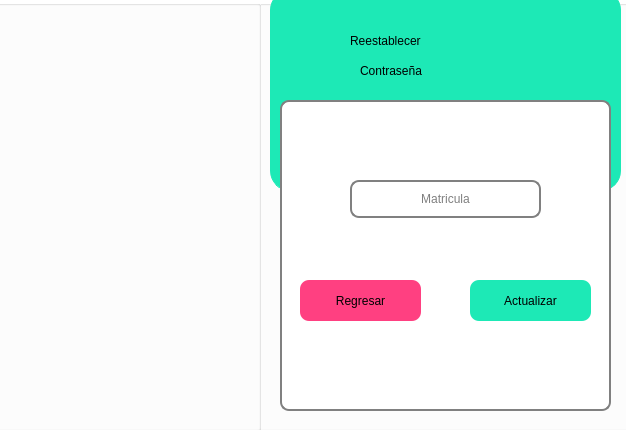
sagarme17/SCS, file SCS/reestablecer_contrasenia.ui: the form before one commit.
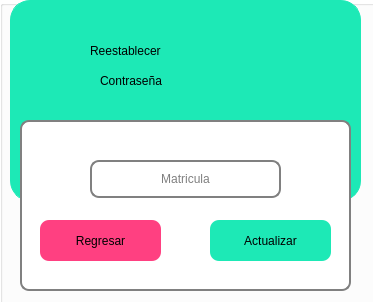
The form after the commit. Icons and pictures are not drawn.

```diff
--- a/SCS/reestablecer_contrasenia.ui
+++ b/SCS/reestablecer_contrasenia.ui
@@ -6,8 +6,8 @@
    <rect>
     <x>0</x>
     <y>0</y>
-    <width>626</width>
-    <height>430</height>
+    <width>373</width>
+    <height>302</height>
    </rect>
   </property>
   <property name="windowTitle">
@@ -31,8 +31,8 @@
    <widget class="QLabel" name="label_7">
     <property name="geometry">
      <rect>
-      <x>270</x>
-      <y>-10</y>
+      <x>10</x>
+      <y>0</y>
       <width>351</width>
       <height>201</height>
      </rect>
@@ -50,8 +50,8 @@
    <widget class="QLabel" name="label_3">
     <property name="geometry">
      <rect>
-      <x>270</x>
-      <y>0</y>
+      <x>10</x>
+      <y>10</y>
       <width>71</width>
       <height>81</height>
      </rect>
@@ -72,8 +72,8 @@
    <widget class="QLabel" name="label_4">
     <property name="geometry">
      <rect>
-      <x>550</x>
-      <y>0</y>
+      <x>290</x>
+      <y>10</y>
       <width>71</width>
       <height>71</height>
      </rect>
@@ -94,8 +94,8 @@
    <widget class="QLabel" name="label_6">
     <property name="geometry">
      <rect>
-      <x>350</x>
-      <y>20</y>
+      <x>90</x>
+      <y>30</y>
       <width>191</width>
       <height>41</height>
      </rect>
@@ -113,8 +113,8 @@
    <widget class="QLabel" name="Alumno">
     <property name="geometry">
      <rect>
-      <x>360</x>
-      <y>50</y>
+      <x>100</x>
+      <y>60</y>
       <width>171</width>
       <height>41</height>
      </rect>
@@ -132,10 +132,10 @@
    <widget class="QGroupBox" name="groupBox">
     <property name="geometry">
      <rect>
-      <x>280</x>
-      <y>100</y>
+      <x>20</x>
+      <y>120</y>
       <width>331</width>
-      <height>311</height>
+      <height>171</height>
      </rect>
     </property>
     <property name="styleSheet">
@@ -151,7 +151,7 @@
      <property name="geometry">
       <rect>
        <x>70</x>
-       <y>80</y>
+       <y>40</y>
        <width>191</width>
        <height>38</height>
       </rect>
@@ -179,7 +179,7 @@
      <property name="geometry">
       <rect>
        <x>20</x>
-       <y>180</y>
+       <y>100</y>
        <width>121</width>
        <height>41</height>
       </rect>
@@ -208,7 +208,7 @@
      <property name="geometry">
       <rect>
        <x>190</x>
-       <y>180</y>
+       <y>100</y>
        <width>121</width>
        <height>41</height>
       </rect>
@@ -227,45 +227,6 @@
      </property>
     </widget>
    </widget>
-   <widget class="QGroupBox" name="groupBox_3">
-    <property name="geometry">
-     <rect>
-      <x>-10</x>
-      <y>0</y>
-      <width>271</width>
-      <height>431</height>
-     </rect>
-    </property>
-    <property name="styleSheet">
-     <string notr="true">background-color: rgb(255, 255, 255);</string>
-    </property>
-    <property name="title">
-     <string/>
-    </property>
-    <widget class="QLabel" name="label_8">
-     <property name="geometry">
-      <rect>
-       <x>10</x>
-       <y>80</y>
-       <width>251</width>
-       <height>251</height>
-      </rect>
-     </property>
-     <property name="styleSheet">
-      <string notr="true">background-color: transparent;
-</string>
-     </property>
-     <property name="text">
-      <string/>
-     </property>
-     <property name="pixmap">
-      <pixmap resource="SRC.qrc">:/Images/32officeicons-2_89706.png</pixmap>
-     </property>
-     <property name="scaledContents">
-      <bool>true</bool>
-     </property>
-    </widget>
-   </widget>
   </widget>
  </widget>
  <resources>
```
